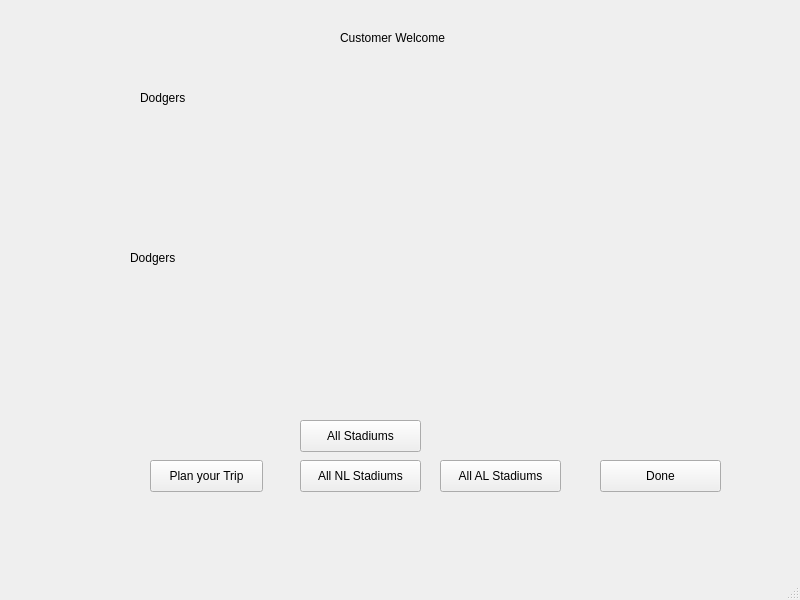
Old version of the form CS8project2/mainwindow.ui in the repository pradakev/CS8GroupProject2.
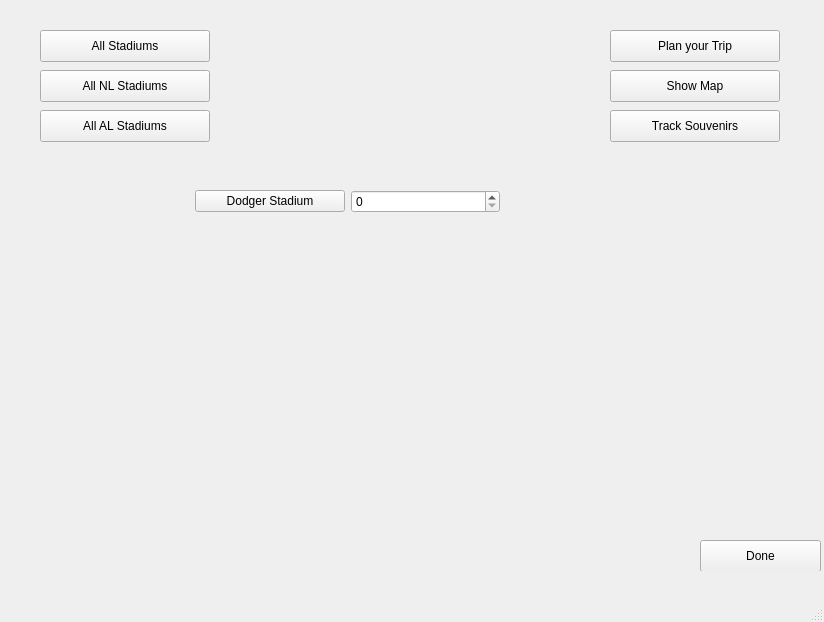
New version of the form. The open tabs and pages were chosen to show the change. Icons and pictures are not drawn.

Commit message: various updates to GUI. added logos, pages designs, some page index functionality.

Patch:
```diff
--- a/CS8project2/mainwindow.ui
+++ b/CS8project2/mainwindow.ui
@@ -6,8 +6,8 @@
    <rect>
     <x>0</x>
     <y>0</y>
-    <width>800</width>
-    <height>600</height>
+    <width>824</width>
+    <height>622</height>
    </rect>
   </property>
   <property name="windowTitle">
@@ -18,9 +18,9 @@
     <property name="geometry">
      <rect>
       <x>10</x>
-      <y>10</y>
-      <width>781</width>
-      <height>541</height>
+      <y>0</y>
+      <width>811</width>
+      <height>571</height>
      </rect>
     </property>
     <property name="currentIndex">
@@ -71,22 +71,22 @@
      <widget class="QLabel" name="custWelcomeLabel">
       <property name="geometry">
        <rect>
-        <x>330</x>
-        <y>20</y>
-        <width>131</width>
-        <height>16</height>
+        <x>240</x>
+        <y>0</y>
+        <width>291</width>
+        <height>181</height>
        </rect>
       </property>
       <property name="text">
-       <string>Customer Welcome </string>
+       <string>&lt;html&gt;&lt;head/&gt;&lt;body&gt;&lt;p&gt;&lt;img src=&quot;:/logos/baseballCalculatorLogo.png&quot;/&gt;&lt;/p&gt;&lt;/body&gt;&lt;/html&gt;</string>
       </property>
      </widget>
      <widget class="QPushButton" name="planTripButton">
       <property name="geometry">
        <rect>
-        <x>140</x>
-        <y>450</y>
-        <width>113</width>
+        <x>600</x>
+        <y>30</y>
+        <width>170</width>
         <height>32</height>
        </rect>
       </property>
@@ -97,9 +97,9 @@
      <widget class="QPushButton" name="allNLStadiumsButton">
       <property name="geometry">
        <rect>
-        <x>290</x>
-        <y>450</y>
-        <width>121</width>
+        <x>30</x>
+        <y>70</y>
+        <width>170</width>
         <height>32</height>
        </rect>
       </property>
@@ -110,9 +110,9 @@
      <widget class="QPushButton" name="allALStadiumsButton">
       <property name="geometry">
        <rect>
-        <x>430</x>
-        <y>450</y>
-        <width>121</width>
+        <x>30</x>
+        <y>110</y>
+        <width>170</width>
         <height>32</height>
        </rect>
       </property>
@@ -123,9 +123,9 @@
      <widget class="QPushButton" name="allStadiumsButton">
       <property name="geometry">
        <rect>
-        <x>290</x>
-        <y>410</y>
-        <width>121</width>
+        <x>30</x>
+        <y>30</y>
+        <width>170</width>
         <height>32</height>
        </rect>
       </property>
@@ -133,67 +133,100 @@
        <string>All Stadiums</string>
       </property>
      </widget>
-     <widget class="QLabel" name="label">
-      <property name="geometry">
-       <rect>
-        <x>120</x>
-        <y>100</y>
-        <width>81</width>
-        <height>61</height>
-       </rect>
-      </property>
-      <property name="text">
-       <string>&lt;html&gt;&lt;head/&gt;&lt;body&gt;&lt;p&gt;&lt;img src=&quot;:/logos/oldschoolDodgers.png&quot;/&gt;&lt;/p&gt;&lt;/body&gt;&lt;/html&gt;</string>
-      </property>
-     </widget>
-     <widget class="QLabel" name="label_2">
-      <property name="geometry">
-       <rect>
-        <x>130</x>
-        <y>80</y>
-        <width>61</width>
-        <height>16</height>
-       </rect>
-      </property>
-      <property name="text">
-       <string>Dodgers</string>
-      </property>
-     </widget>
      <widget class="QWidget" name="gridLayoutWidget">
       <property name="geometry">
        <rect>
-        <x>250</x>
-        <y>70</y>
-        <width>301</width>
-        <height>290</height>
+        <x>30</x>
+        <y>190</y>
+        <width>771</width>
+        <height>323</height>
        </rect>
       </property>
       <layout class="QGridLayout" name="gridLayout_2">
-       <item row="3" column="1">
-        <widget class="QLabel" name="label_3">
-         <property name="text">
-          <string>&lt;html&gt;&lt;head/&gt;&lt;body&gt;&lt;p&gt;&lt;img src=&quot;:/logos/oldschoolDodgers.png&quot;/&gt;&lt;/p&gt;&lt;/body&gt;&lt;/html&gt;</string>
-         </property>
-        </widget>
-       </item>
-       <item row="4" column="1">
-        <widget class="QLabel" name="label_6">
-         <property name="text">
-          <string>&lt;html&gt;&lt;head/&gt;&lt;body&gt;&lt;p&gt;&lt;img src=&quot;:/logos/oldschoolDodgers.png&quot;/&gt;&lt;/p&gt;&lt;/body&gt;&lt;/html&gt;</string>
-         </property>
-        </widget>
-       </item>
-       <item row="1" column="1">
+       <item row="1" column="5">
         <widget class="QLabel" name="label_7">
          <property name="text">
-          <string>&lt;html&gt;&lt;head/&gt;&lt;body&gt;&lt;p&gt;&lt;img src=&quot;:/logos/oldschoolDodgers.png&quot;/&gt;&lt;/p&gt;&lt;/body&gt;&lt;/html&gt;</string>
+          <string>&lt;html&gt;&lt;head/&gt;&lt;body&gt;&lt;p&gt;&lt;img src=&quot;:/logos/arizonaDiamondBacksLogo.jpg&quot;/&gt;&lt;/p&gt;&lt;/body&gt;&lt;/html&gt;</string>
          </property>
         </widget>
        </item>
-       <item row="2" column="1">
-        <widget class="QLabel" name="label_4">
+       <item row="2" column="4">
+        <widget class="QLabel" name="label_17">
          <property name="text">
-          <string>&lt;html&gt;&lt;head/&gt;&lt;body&gt;&lt;p&gt;&lt;img src=&quot;:/logos/oldschoolDodgers.png&quot;/&gt;&lt;/p&gt;&lt;/body&gt;&lt;/html&gt;</string>
+          <string>&lt;html&gt;&lt;head/&gt;&lt;body&gt;&lt;p&gt;&lt;img src=&quot;:/logos/cinciLogo.jpg&quot;/&gt;&lt;/p&gt;&lt;/body&gt;&lt;/html&gt;</string>
+         </property>
+        </widget>
+       </item>
+       <item row="0" column="5">
+        <widget class="QLabel" name="label_5">
+         <property name="text">
+          <string>&lt;html&gt;&lt;head/&gt;&lt;body&gt;&lt;p&gt;&lt;img src=&quot;:/logos/PittsPiratesLogo.jpg&quot;/&gt;&lt;/p&gt;&lt;/body&gt;&lt;/html&gt;</string>
+         </property>
+        </widget>
+       </item>
+       <item row="4" column="5">
+        <widget class="QLabel" name="label_6">
+         <property name="text">
+          <string>&lt;html&gt;&lt;head/&gt;&lt;body&gt;&lt;p&gt;&lt;img src=&quot;:/logos/seattleMarinersLogo.jpg&quot;/&gt;&lt;/p&gt;&lt;/body&gt;&lt;/html&gt;</string>
+         </property>
+        </widget>
+       </item>
+       <item row="1" column="4">
+        <widget class="QLabel" name="label_16">
+         <property name="text">
+          <string>&lt;html&gt;&lt;head/&gt;&lt;body&gt;&lt;p&gt;&lt;img src=&quot;:/logos/minnesotaTwinsLogo.jpg&quot;/&gt;&lt;/p&gt;&lt;/body&gt;&lt;/html&gt;</string>
+         </property>
+        </widget>
+       </item>
+       <item row="3" column="0">
+        <widget class="QLabel" name="label_2">
+         <property name="text">
+          <string>&lt;html&gt;&lt;head/&gt;&lt;body&gt;&lt;p&gt;&lt;img src=&quot;:/logos/stLouisCardinals.jpg&quot;/&gt;&lt;/p&gt;&lt;/body&gt;&lt;/html&gt;</string>
+         </property>
+        </widget>
+       </item>
+       <item row="4" column="4">
+        <widget class="QLabel" name="label_19">
+         <property name="text">
+          <string>&lt;html&gt;&lt;head/&gt;&lt;body&gt;&lt;p&gt;&lt;img src=&quot;:/logos/astrosLogo.jpg&quot;/&gt;&lt;/p&gt;&lt;/body&gt;&lt;/html&gt;</string>
+         </property>
+        </widget>
+       </item>
+       <item row="3" column="5">
+        <widget class="QLabel" name="label_3">
+         <property name="text">
+          <string>&lt;html&gt;&lt;head/&gt;&lt;body&gt;&lt;p&gt;&lt;img src=&quot;:/logos/torontoBlueJayslogo.jpg&quot;/&gt;&lt;/p&gt;&lt;/body&gt;&lt;/html&gt;</string>
+         </property>
+        </widget>
+       </item>
+       <item row="2" column="0">
+        <widget class="QLabel" name="label">
+         <property name="text">
+          <string>&lt;html&gt;&lt;head/&gt;&lt;body&gt;&lt;p&gt;&lt;img src=&quot;:/logos/kcRoyalsLogo.jpg&quot;/&gt;&lt;/p&gt;&lt;/body&gt;&lt;/html&gt;</string>
+         </property>
+        </widget>
+       </item>
+       <item row="4" column="0">
+        <widget class="QLabel" name="label_8">
+         <property name="text">
+          <string>&lt;html&gt;&lt;head/&gt;&lt;body&gt;&lt;p&gt;&lt;img src=&quot;:/logos/nyMetsLogo.jpg&quot;/&gt;&lt;/p&gt;&lt;/body&gt;&lt;/html&gt;</string>
+         </property>
+        </widget>
+       </item>
+       <item row="3" column="4">
+        <widget class="QLabel" name="label_18">
+         <property name="text">
+          <string>&lt;html&gt;&lt;head/&gt;&lt;body&gt;&lt;p&gt;&lt;img src=&quot;:/logos/whiteSoxLogo.jpg&quot;/&gt;&lt;/p&gt;&lt;/body&gt;&lt;/html&gt;</string>
+         </property>
+        </widget>
+       </item>
+       <item row="0" column="2">
+        <widget class="QSpinBox" name="spinBox"/>
+       </item>
+       <item row="0" column="4">
+        <widget class="QLabel" name="label_15">
+         <property name="text">
+          <string>&lt;html&gt;&lt;head/&gt;&lt;body&gt;&lt;p&gt;&lt;img src=&quot;:/logos/detroitTigersLogo.jpg&quot;/&gt;&lt;/p&gt;&lt;/body&gt;&lt;/html&gt;</string>
          </property>
         </widget>
        </item>
@@ -204,17 +237,24 @@
          </property>
         </widget>
        </item>
-       <item row="0" column="1">
-        <widget class="QLabel" name="label_5">
-         <property name="text">
-          <string>&lt;html&gt;&lt;head/&gt;&lt;body&gt;&lt;p&gt;&lt;img src=&quot;:/logos/oldschoolDodgers.png&quot;/&gt;&lt;/p&gt;&lt;/body&gt;&lt;/html&gt;</string>
-         </property>
-        </widget>
-       </item>
        <item row="1" column="0">
         <widget class="QLabel" name="label_11">
          <property name="text">
-          <string>&lt;html&gt;&lt;head/&gt;&lt;body&gt;&lt;p&gt;&lt;img src=&quot;:/logos/oldschoolDodgers.png&quot;/&gt;&lt;/p&gt;&lt;/body&gt;&lt;/html&gt;</string>
+          <string>&lt;html&gt;&lt;head/&gt;&lt;body&gt;&lt;p&gt;&lt;img src=&quot;:/logos/LAangelsLogo.jpg&quot;/&gt;&lt;/p&gt;&lt;/body&gt;&lt;/html&gt;</string>
+         </property>
+        </widget>
+       </item>
+       <item row="2" column="5">
+        <widget class="QLabel" name="label_4">
+         <property name="text">
+          <string>&lt;html&gt;&lt;head/&gt;&lt;body&gt;&lt;p&gt;&lt;img src=&quot;:/logos/baltimoreOriolesLogo.jpg&quot;/&gt;&lt;/p&gt;&lt;/body&gt;&lt;/html&gt;</string>
+         </property>
+        </widget>
+       </item>
+       <item row="0" column="1">
+        <widget class="QPushButton" name="pushButton_4">
+         <property name="text">
+          <string>Dodger Stadium</string>
          </property>
         </widget>
        </item>
@@ -223,8 +263,8 @@
      <widget class="QPushButton" name="customerDoneButton">
       <property name="geometry">
        <rect>
-        <x>590</x>
-        <y>450</y>
+        <x>690</x>
+        <y>540</y>
         <width>121</width>
         <height>32</height>
        </rect>
@@ -233,17 +273,30 @@
        <string>Done</string>
       </property>
      </widget>
-     <widget class="QLabel" name="label_8">
+     <widget class="QPushButton" name="showMapTripButton">
       <property name="geometry">
        <rect>
-        <x>120</x>
-        <y>240</y>
-        <width>61</width>
-        <height>16</height>
+        <x>600</x>
+        <y>70</y>
+        <width>170</width>
+        <height>32</height>
        </rect>
       </property>
       <property name="text">
-       <string>Dodgers</string>
+       <string>Show Map</string>
+      </property>
+     </widget>
+     <widget class="QPushButton" name="trackSouvenirsButton">
+      <property name="geometry">
+       <rect>
+        <x>600</x>
+        <y>110</y>
+        <width>170</width>
+        <height>32</height>
+       </rect>
+      </property>
+      <property name="text">
+       <string>Track Souvenirs</string>
       </property>
      </widget>
     </widget>
```
Left out of the diff: 134 changed lines with no effect on the pictures. The commit also changes 39 other files.
